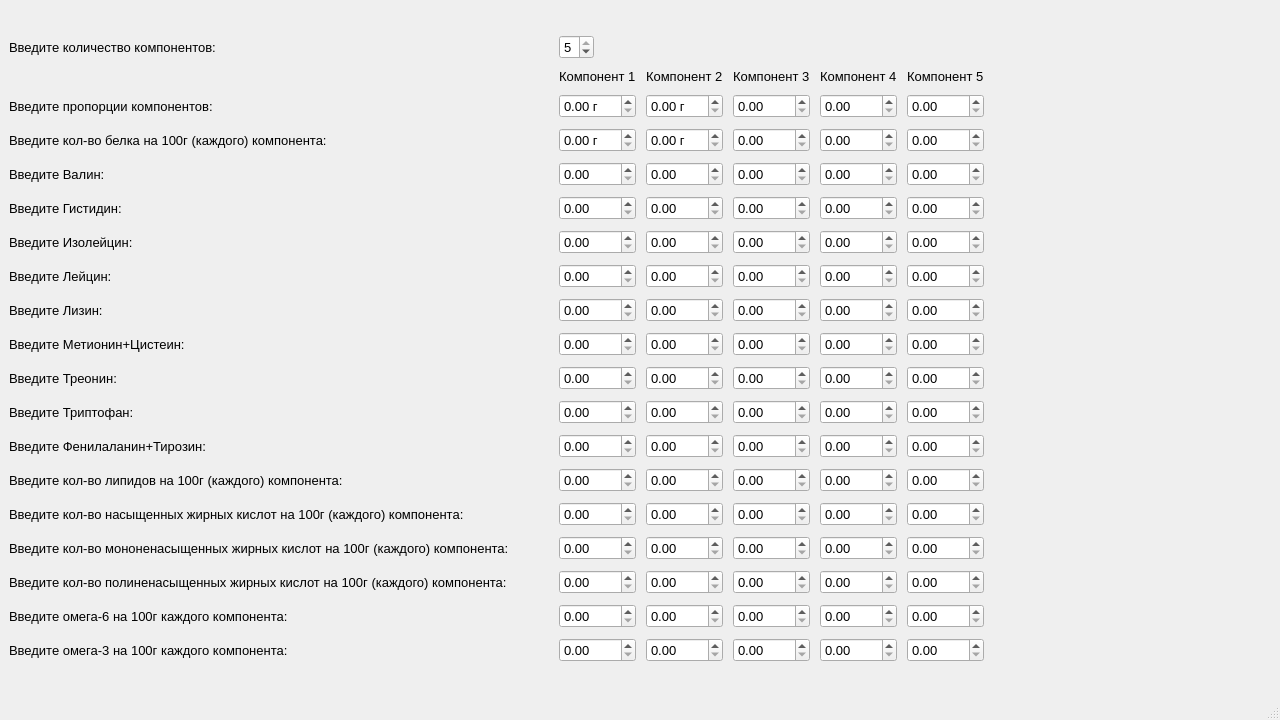
Before: the Qt Designer form QtNutrition_components_assessment/mainwindow.ui in v43d3rm4k4r/QtNutritionComponentsAssessment, drawn with Qt 5.
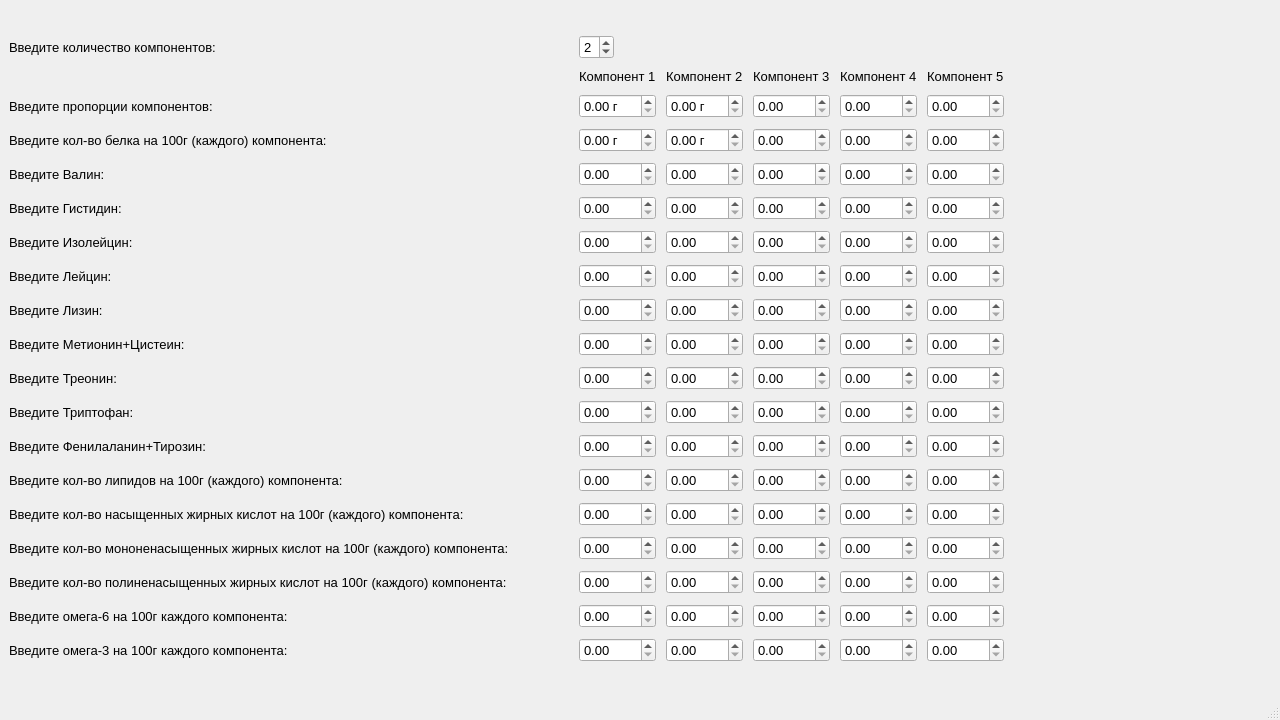
After: the same form once the commit is applied.

Commit message: almost finish main widget

Diff of the .ui file:
```diff
--- a/QtNutrition_components_assessment/mainwindow.ui
+++ b/QtNutrition_components_assessment/mainwindow.ui
@@ -1356,7 +1356,7 @@
            <number>5</number>
           </property>
           <property name="value">
-           <number>5</number>
+           <number>2</number>
           </property>
          </widget>
         </item>
@@ -1403,7 +1403,7 @@
           </property>
           <property name="sizeHint" stdset="0">
            <size>
-            <width>40</width>
+            <width>60</width>
             <height>20</height>
            </size>
           </property>
```
The commit also changes 2 other files.
